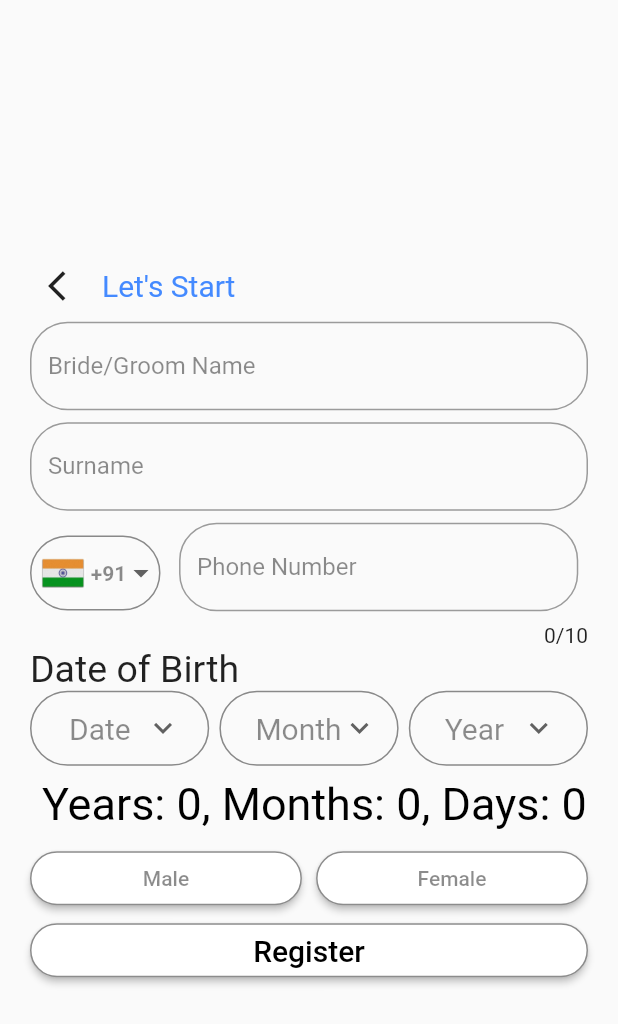
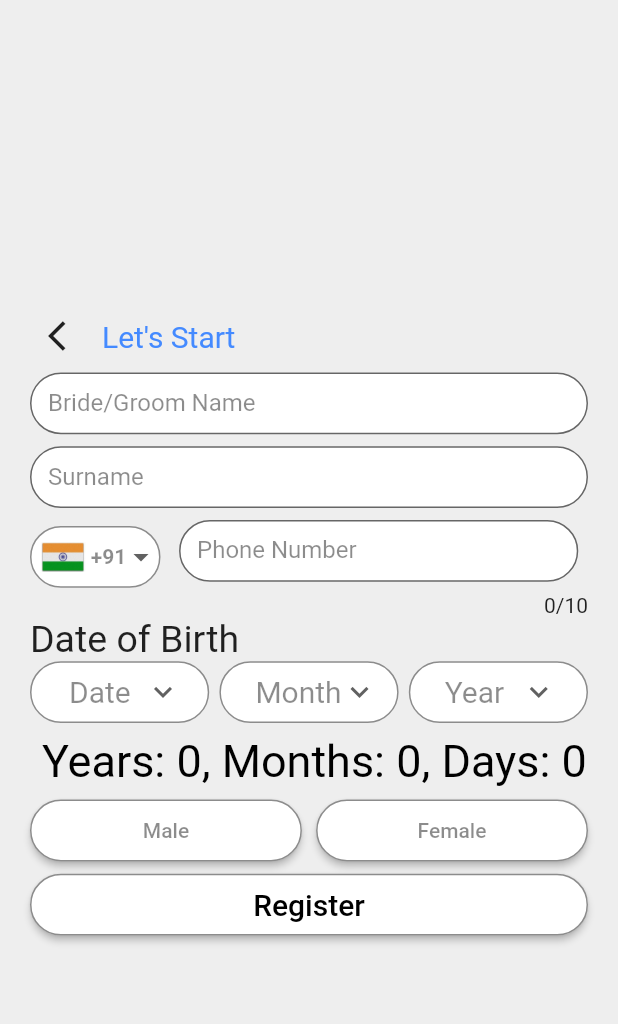
Before and after one commit to maaz335/age_calculator_page, a Flutter app: the screen it shows after launch, on a phone screen of 412 x 824 dp. Shown: the top 1024 px of the screen. Run offline on Flutter 3.47's test engine with Material 2 defaults, Android fonts, the phone set to English and light mode, and no system bars.

Commit message:
Initial commit
Signed-off-by: BCS213001-MAAZAHMAD <mmaazahmad24@gmail.com>

```diff
--- a/lib/main.dart
+++ b/lib/main.dart
@@ -21,6 +21,7 @@ class age_calculator extends StatelessWidget {
     return SafeArea(
       child: Scaffold(
         body: Container(
+          color: Colors.grey.shade200,
           height: MediaQuery.of(context).size.height * 1.0,
           width: MediaQuery.of(context).size.width * 1.0,
           child: Padding(
@@ -50,8 +51,10 @@ class age_calculator extends StatelessWidget {
                   Row(
                     children: [
                       Container(
+                        height: MediaQuery.of(context).size.height * 0.05,
                         padding: EdgeInsets.only(left: 6),
                         decoration: BoxDecoration(
+                            color: Colors.white,
                             border: Border.all(color: Colors.black45),
                             borderRadius:
                                 BorderRadius.all(Radius.circular(50))),
@@ -70,13 +73,12 @@ class age_calculator extends StatelessWidget {
                             return DropdownMenuItem<String>(
                               value: value,
                               child: Container(
-                                height: 40,
                                 width: 55,
                                 child: Row(
                                   children: [
                                     Container(
+                                      height: 30,
                                       width: 30,
-                                      height: 30,
                                       child: Image(
                                         image:
                                             AssetImage('Assets/download.jpg'),
@@ -120,8 +122,10 @@ class age_calculator extends StatelessWidget {
                     mainAxisAlignment: MainAxisAlignment.spaceBetween,
                     children: [
                       Container(
+                        height: MediaQuery.of(context).size.height * 0.05,
                         padding: EdgeInsets.only(left: 25),
                         decoration: BoxDecoration(
+                            color: Colors.white,
                             border: Border.all(color: Colors.black45),
                             borderRadius:
                                 BorderRadius.all(Radius.circular(50))),
@@ -150,8 +154,10 @@ class age_calculator extends StatelessWidget {
                         ),
                       ),
                       Container(
+                        height: MediaQuery.of(context).size.height * 0.05,
                         padding: EdgeInsets.only(left: 23),
                         decoration: BoxDecoration(
+                            color: Colors.white,
                             border: Border.all(color: Colors.black45),
                             borderRadius:
                                 BorderRadius.all(Radius.circular(50))),
@@ -180,8 +186,10 @@ class age_calculator extends StatelessWidget {
                         ),
                       ),
                       Container(
+                        height: MediaQuery.of(context).size.height * 0.05,
                         padding: EdgeInsets.only(left: 23),
                         decoration: BoxDecoration(
+                            color: Colors.white,
                             border: Border.all(color: Colors.black45),
                             borderRadius:
                                 BorderRadius.all(Radius.circular(50))),
@@ -236,6 +244,7 @@ class age_calculator extends StatelessWidget {
                     children: [
                       Container(
                         width: MediaQuery.of(context).size.width * .44,
+                        height: MediaQuery.of(context).size.height * 0.05,
                         child: ElevatedButton(
                           style: ButtonStyle(
                             backgroundColor:
@@ -255,6 +264,7 @@ class age_calculator extends StatelessWidget {
                       ),
                       Container(
                         width: MediaQuery.of(context).size.width * .44,
+                        height: MediaQuery.of(context).size.height * 0.05,
                         child: ElevatedButton(
                           style: ButtonStyle(
                             backgroundColor:
@@ -274,8 +284,12 @@ class age_calculator extends StatelessWidget {
                       ),
                     ],
                   ),
+                  SizedBox(
+                    height: MediaQuery.of(context).size.height * 0.01,
+                  ),
                   Container(
                     width: MediaQuery.of(context).size.width * 1.0,
+                    height: MediaQuery.of(context).size.height * 0.05,
                     child: ElevatedButton(
                       style: ButtonStyle(
                         foregroundColor: MaterialStatePropertyAll(Colors.black),
@@ -313,9 +327,14 @@ class Inputfield extends StatelessWidget {
   Widget build(BuildContext context) {
     return Padding(
       padding: const EdgeInsets.only(bottom: 8.0),
+      child: Container(
+        height: MediaQuery.of(context).size.height * 0.05,
         child: TextField(
           keyboardType: TextInputType.emailAddress,
           decoration: InputDecoration(
+              filled: true,
+              //<-- SEE HERE
+              fillColor: Colors.white,
               border: OutlineInputBorder(
                 borderSide: BorderSide(
                   width: 3,
@@ -325,6 +344,7 @@ class Inputfield extends StatelessWidget {
               labelText: Title,
               labelStyle: TextStyle(color: Colors.black45)),
         ),
+      ),
     );
   }
 }
```
Lines whose indentation alone changed are shown as unchanged.
